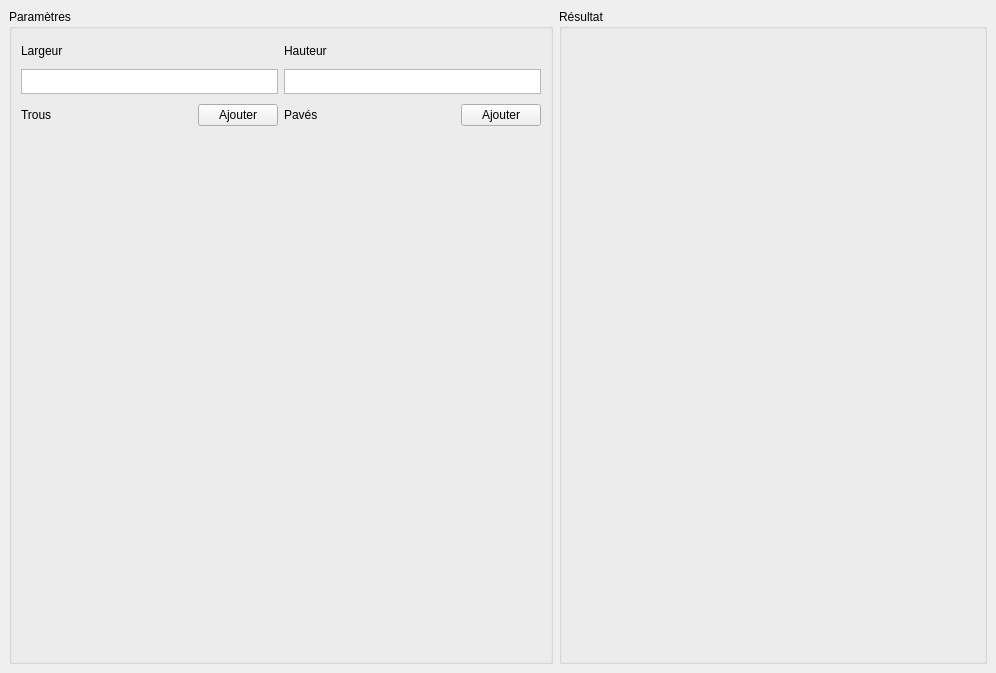
This is mainwindow.ui in clebail/RectangleBinPack as Qt 5 draws it before an edit. The edited form follows.
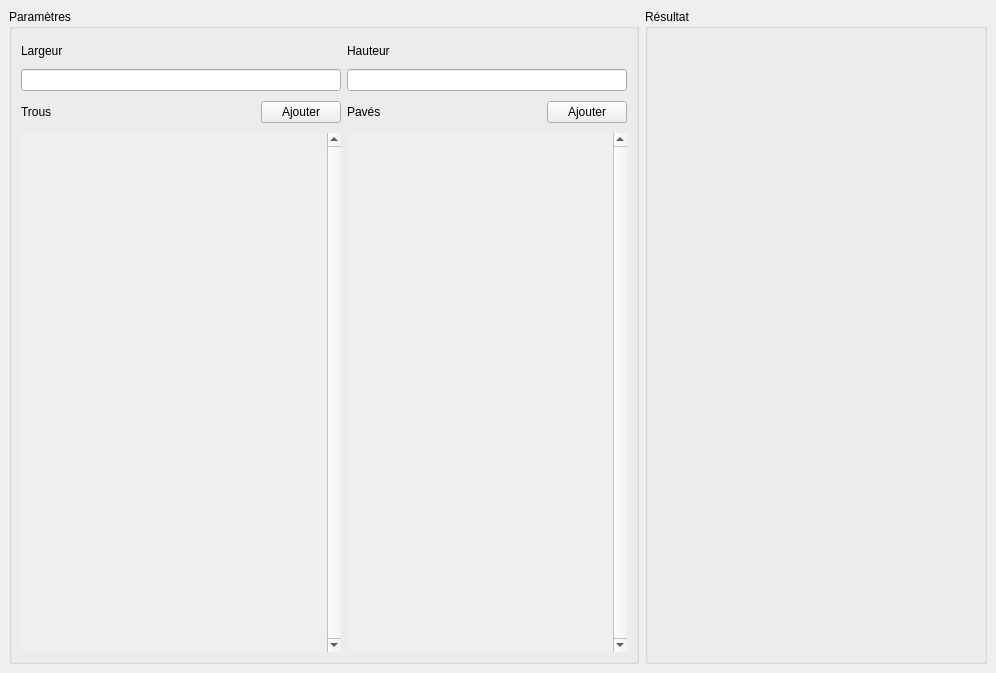
This is the edited form.

Commit message: Pavés + trous

The edit to the form file:
```diff
--- a/mainwindow.ui
+++ b/mainwindow.ui
@@ -33,36 +33,8 @@
        <string>Paramètres</string>
       </property>
       <layout class="QGridLayout" name="gridLayout">
-       <item row="1" column="1">
-        <widget class="QTextEdit" name="txtHauteur">
-         <property name="sizePolicy">
-          <sizepolicy hsizetype="Expanding" vsizetype="Fixed">
-           <horstretch>0</horstretch>
-           <verstretch>0</verstretch>
-          </sizepolicy>
-         </property>
-         <property name="minimumSize">
-          <size>
-           <width>0</width>
-           <height>25</height>
-          </size>
-         </property>
-         <property name="maximumSize">
-          <size>
-           <width>16777215</width>
-           <height>25</height>
-          </size>
-         </property>
-        </widget>
-       </item>
-       <item row="0" column="0">
-        <widget class="QLabel" name="label">
-         <property name="sizePolicy">
-          <sizepolicy hsizetype="Preferred" vsizetype="Fixed">
-           <horstretch>0</horstretch>
-           <verstretch>0</verstretch>
-          </sizepolicy>
-         </property>
+       <item row="0" column="1">
+        <widget class="QLabel" name="label_2">
          <property name="minimumSize">
           <size>
            <width>0</width>
@@ -70,7 +42,7 @@
           </size>
          </property>
          <property name="text">
-          <string>Largeur</string>
+          <string>Hauteur</string>
          </property>
         </widget>
        </item>
@@ -137,6 +109,25 @@
          </layout>
         </widget>
        </item>
+       <item row="0" column="0">
+        <widget class="QLabel" name="label">
+         <property name="sizePolicy">
+          <sizepolicy hsizetype="Preferred" vsizetype="Fixed">
+           <horstretch>0</horstretch>
+           <verstretch>0</verstretch>
+          </sizepolicy>
+         </property>
+         <property name="minimumSize">
+          <size>
+           <width>0</width>
+           <height>25</height>
+          </size>
+         </property>
+         <property name="text">
+          <string>Largeur</string>
+         </property>
+        </widget>
+       </item>
        <item row="2" column="1">
         <widget class="QWidget" name="widget_2" native="true">
          <property name="sizePolicy">
@@ -197,62 +188,45 @@
          </layout>
         </widget>
        </item>
-       <item row="1" column="0">
-        <widget class="QTextEdit" name="txtLargeur">
-         <property name="sizePolicy">
-          <sizepolicy hsizetype="Expanding" vsizetype="Fixed">
-           <horstretch>0</horstretch>
-           <verstretch>0</verstretch>
-          </sizepolicy>
-         </property>
-         <property name="minimumSize">
-          <size>
-           <width>0</width>
-           <height>25</height>
-          </size>
-         </property>
-         <property name="maximumSize">
-          <size>
-           <width>16777215</width>
-           <height>25</height>
-          </size>
-         </property>
-        </widget>
-       </item>
-       <item row="0" column="1">
-        <widget class="QLabel" name="label_2">
-         <property name="minimumSize">
-          <size>
-           <width>0</width>
-           <height>25</height>
-          </size>
-         </property>
-         <property name="text">
-          <string>Hauteur</string>
-         </property>
-        </widget>
-       </item>
        <item row="3" column="0">
-        <widget class="QWidget" name="widgetTrous" native="true">
+        <widget class="QScrollArea" name="scrollTrous">
          <property name="sizePolicy">
-          <sizepolicy hsizetype="Fixed" vsizetype="Preferred">
+          <sizepolicy hsizetype="Fixed" vsizetype="Expanding">
            <horstretch>0</horstretch>
            <verstretch>0</verstretch>
           </sizepolicy>
          </property>
          <property name="minimumSize">
           <size>
-           <width>257</width>
+           <width>320</width>
            <height>0</height>
           </size>
          </property>
          <property name="maximumSize">
           <size>
-           <width>257</width>
+           <width>320</width>
            <height>16777215</height>
           </size>
          </property>
-         <layout class="QVBoxLayout" name="verticalLayout">
+         <property name="frameShape">
+          <enum>QFrame::NoFrame</enum>
+         </property>
+         <property name="verticalScrollBarPolicy">
+          <enum>Qt::ScrollBarAlwaysOn</enum>
+         </property>
+         <property name="widgetResizable">
+          <bool>true</bool>
+         </property>
+         <widget class="QWidget" name="scrollAreaWidgetContents">
+          <property name="geometry">
+           <rect>
+            <x>0</x>
+            <y>0</y>
+            <width>306</width>
+            <height>519</height>
+           </rect>
+          </property>
+          <layout class="QVBoxLayout" name="verticalLayout_3">
           <property name="leftMargin">
            <number>0</number>
           </property>
@@ -273,33 +247,52 @@
             <property name="sizeHint" stdset="0">
              <size>
               <width>20</width>
-              <height>513</height>
+               <height>40</height>
              </size>
             </property>
            </spacer>
           </item>
          </layout>
+         </widget>
         </widget>
        </item>
        <item row="3" column="1">
-        <widget class="QWidget" name="widgetPaves" native="true">
+        <widget class="QScrollArea" name="scrollPaves">
          <property name="sizePolicy">
-          <sizepolicy hsizetype="Fixed" vsizetype="Preferred">
+          <sizepolicy hsizetype="Fixed" vsizetype="Expanding">
            <horstretch>0</horstretch>
            <verstretch>0</verstretch>
           </sizepolicy>
          </property>
          <property name="minimumSize">
           <size>
-           <width>257</width>
+           <width>280</width>
            <height>0</height>
           </size>
          </property>
          <property name="maximumSize">
           <size>
-           <width>257</width>
+           <width>280</width>
            <height>16777215</height>
           </size>
+         </property>
+         <property name="frameShape">
+          <enum>QFrame::NoFrame</enum>
+         </property>
+         <property name="verticalScrollBarPolicy">
+          <enum>Qt::ScrollBarAlwaysOn</enum>
+         </property>
+         <property name="widgetResizable">
+          <bool>true</bool>
+         </property>
+         <widget class="QWidget" name="scrollAreaWidgetContents_3">
+          <property name="geometry">
+           <rect>
+            <x>0</x>
+            <y>0</y>
+            <width>266</width>
+            <height>519</height>
+           </rect>
          </property>
          <layout class="QVBoxLayout" name="verticalLayout_2">
           <property name="leftMargin">
@@ -322,13 +315,20 @@
             <property name="sizeHint" stdset="0">
              <size>
               <width>20</width>
-              <height>513</height>
+               <height>516</height>
              </size>
             </property>
            </spacer>
           </item>
          </layout>
         </widget>
+        </widget>
+       </item>
+       <item row="1" column="0">
+        <widget class="QLineEdit" name="leWidth"/>
+       </item>
+       <item row="1" column="1">
+        <widget class="QLineEdit" name="leHeight"/>
        </item>
       </layout>
      </widget>
```
Lines whose indentation alone changed are shown as unchanged. The commit also changes 11 other files.
